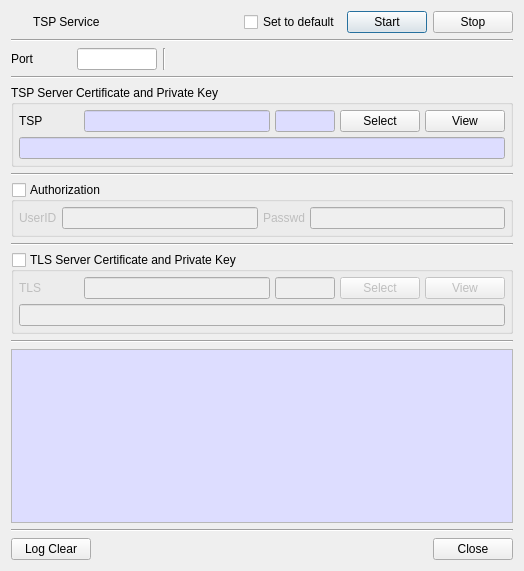
Old version of the form CertMan/tsp_service_dlg.ui in the repository jykim74/CertMan.
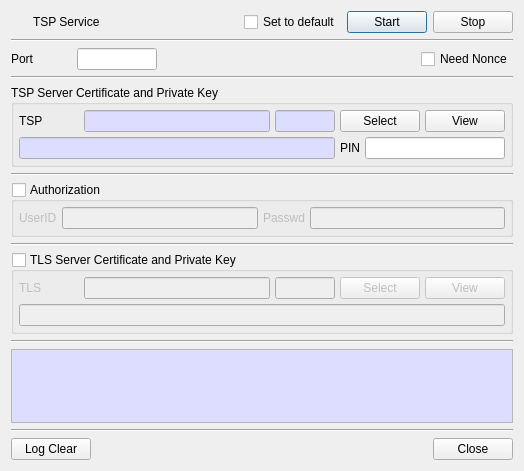
New version of the form. Icons and pictures are not drawn.

Commit message: Service 에서 PKCS#11 PIN 지원

Diff of the .ui file:
```diff
--- a/CertMan/tsp_service_dlg.ui
+++ b/CertMan/tsp_service_dlg.ui
@@ -7,7 +7,7 @@
     <x>0</x>
     <y>0</y>
     <width>524</width>
-    <height>571</height>
+    <height>471</height>
    </rect>
   </property>
   <property name="windowTitle">
@@ -105,13 +105,6 @@
       </widget>
      </item>
      <item row="0" column="2">
-      <widget class="Line" name="line_4">
-       <property name="orientation">
-        <enum>Qt::Vertical</enum>
-       </property>
-      </widget>
-     </item>
-     <item row="0" column="3">
       <spacer name="horizontalSpacer_3">
        <property name="orientation">
         <enum>Qt::Horizontal</enum>
@@ -137,6 +130,13 @@
        </property>
       </widget>
      </item>
+     <item row="0" column="3">
+      <widget class="QCheckBox" name="mNeedNonceCheck">
+       <property name="text">
+        <string>Need Nonce</string>
+       </property>
+      </widget>
+     </item>
     </layout>
    </item>
    <item>
@@ -173,40 +173,6 @@
       <property name="spacing">
        <number>5</number>
       </property>
-      <item row="1" column="0">
-       <widget class="QLineEdit" name="mInfoText">
-        <property name="palette">
-         <palette>
-          <active>
-           <colorrole role="Base">
-            <brush brushstyle="SolidPattern">
-             <color alpha="255">
-              <red>221</red>
-              <green>221</green>
-              <blue>255</blue>
-             </color>
-            </brush>
-           </colorrole>
-          </active>
-          <inactive>
-           <colorrole role="Base">
-            <brush brushstyle="SolidPattern">
-             <color alpha="255">
-              <red>221</red>
-              <green>221</green>
-              <blue>255</blue>
-             </color>
-            </brush>
-           </colorrole>
-          </inactive>
-          <disabled/>
-         </palette>
-        </property>
-        <property name="readOnly">
-         <bool>true</bool>
-        </property>
-       </widget>
-      </item>
       <item row="0" column="0">
        <layout class="QGridLayout" name="gridLayout_6">
         <property name="topMargin">
@@ -315,6 +281,67 @@
         </item>
        </layout>
       </item>
+      <item row="1" column="0">
+       <layout class="QGridLayout" name="gridLayout_8">
+        <property name="topMargin">
+         <number>0</number>
+        </property>
+        <item row="0" column="1">
+         <widget class="QLabel" name="mPINLabel">
+          <property name="text">
+           <string>PIN</string>
+          </property>
+         </widget>
+        </item>
+        <item row="0" column="0">
+         <widget class="QLineEdit" name="mInfoText">
+          <property name="palette">
+           <palette>
+            <active>
+             <colorrole role="Base">
+              <brush brushstyle="SolidPattern">
+               <color alpha="255">
+                <red>221</red>
+                <green>221</green>
+                <blue>255</blue>
+               </color>
+              </brush>
+             </colorrole>
+            </active>
+            <inactive>
+             <colorrole role="Base">
+              <brush brushstyle="SolidPattern">
+               <color alpha="255">
+                <red>221</red>
+                <green>221</green>
+                <blue>255</blue>
+               </color>
+              </brush>
+             </colorrole>
+            </inactive>
+            <disabled/>
+           </palette>
+          </property>
+          <property name="readOnly">
+           <bool>true</bool>
+          </property>
+         </widget>
+        </item>
+        <item row="0" column="2">
+         <widget class="QLineEdit" name="mPINText">
+          <property name="maximumSize">
+           <size>
+            <width>140</width>
+            <height>16777215</height>
+           </size>
+          </property>
+          <property name="echoMode">
+           <enum>QLineEdit::Password</enum>
+          </property>
+         </widget>
+        </item>
+       </layout>
+      </item>
      </layout>
     </widget>
    </item>
```
The commit also changes 16 other files.
